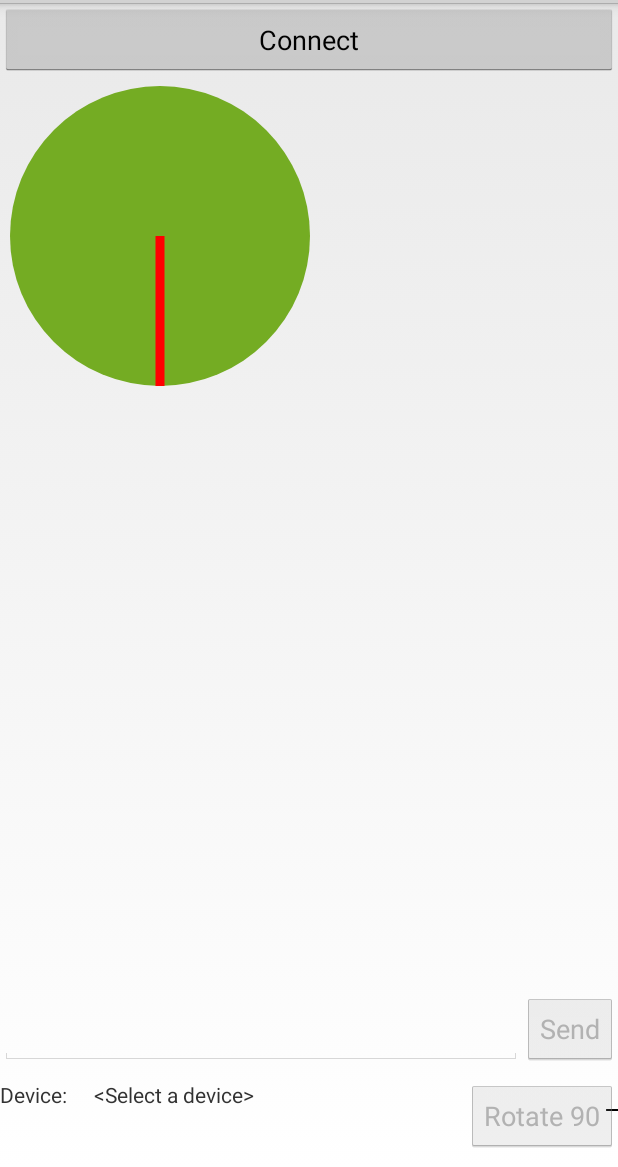
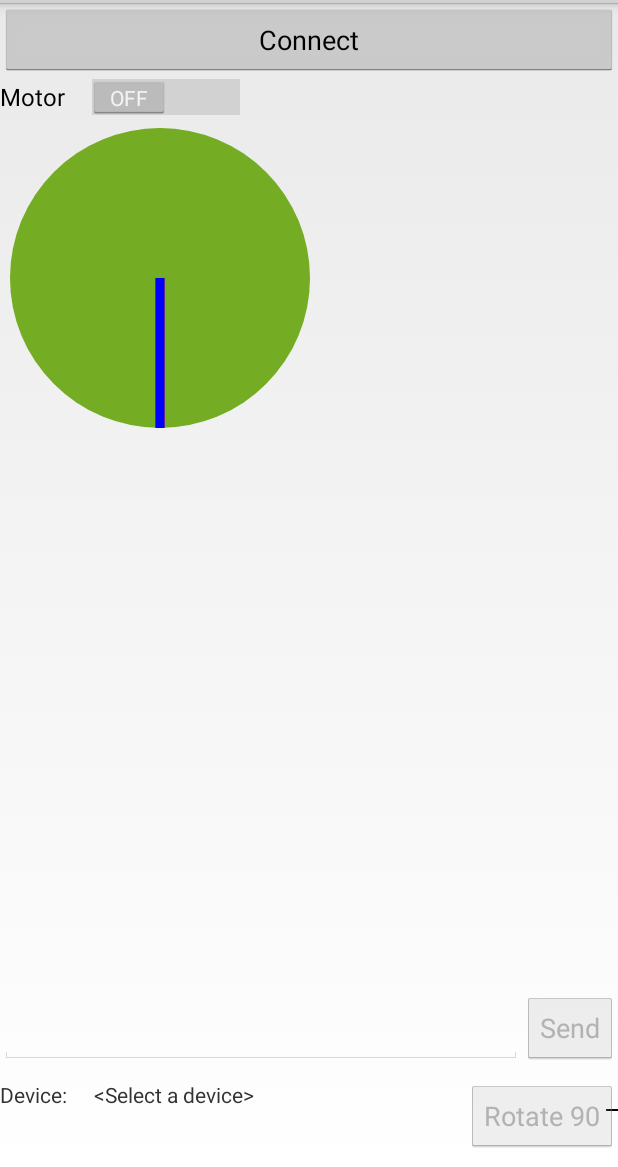
Before and after one commit to portlandrobotics/btServo, an Android app: the screen it shows after launch (MainActivity), on a phone screen of 412 x 824 dp, the part 69-1236 px from its top. Run offline under Robolectric (Android 15) with nearby library versions, the phone set to English and light mode, and no system bars; 2 statements that could not run were skipped.

Commit message:
Rev protocol to add command to response message.  Add target arrow to wheel display.  Add motor switch.

```diff
--- a/android/app/src/main/java/org/portlandrobotics/nrfUARTv2/ServoWheelView.java
+++ b/android/app/src/main/java/org/portlandrobotics/nrfUARTv2/ServoWheelView.java
@@ -24,7 +24,12 @@ public class ServoWheelView extends View {
 
     private Path p;
 
+    private ShapeDrawable mDrawableTargetArrow;
+
+    private Path tp;
+
     double mAngle=0;
+    double mTarget=0;
 
     public ServoWheelView(Context context, AttributeSet attrs) {
         super(context, attrs);
@@ -52,11 +57,13 @@ public class ServoWheelView extends View {
 
         mDrawable.setBounds(x, y, x + width, y + height);
 
+        if(isInEditMode())
+            return;
+
         p = new Path();
         p.moveTo(50,50);
         p.lineTo(0,50);
         p.close();
-
         PathShape ps = new PathShape(p,100,100);
         mDrawableArrow = new ShapeDrawable(ps);
         mDrawableArrow.setBounds(x, y, x + width, y + height);
@@ -65,6 +72,21 @@ public class ServoWheelView extends View {
         paint.setColor(0xffff0000);
         paint.setStrokeWidth(3);
         paint.setStyle(Paint.Style.STROKE);
+
+        // target arrow
+        tp = new Path();
+        tp.moveTo(50,50);
+        tp.lineTo(0,50);
+        tp.close();
+        PathShape tps = new PathShape(tp,100,100);
+        mDrawableTargetArrow = new ShapeDrawable(tps);
+        mDrawableTargetArrow.setBounds(x, y, x + width, y + height);
+
+        Paint tpaint = mDrawableTargetArrow.getPaint();
+        tpaint.setColor(0xff0000ff);
+        tpaint.setStrokeWidth(3);
+        tpaint.setStyle(Paint.Style.STROKE);
+
 
         //mDrawableArrow.getPaint()
         //setEnabled(true);
@@ -93,6 +115,7 @@ public class ServoWheelView extends View {
             if( 10 < x && x < 310 && 10 < y && y < 300)
             {
                 mAu.OnAngleUpdate(Math.atan2(x-160,y-160));
+                mTarget=Math.atan2(x-160,y-160);
 
                 return true;
             }
@@ -110,6 +133,13 @@ public class ServoWheelView extends View {
 
     }
 
+    public void setTarget(double theta) {
+        if(theta != mTarget) {
+            mTarget = theta;
+            postInvalidate();
+        }
+    }
+
 
 
     protected void onDraw(Canvas canvas) {
@@ -121,6 +151,17 @@ public class ServoWheelView extends View {
 
         p.lineTo((float)(50+50*Math.sin(m)),(float)(50+50*Math.cos(m)));
         mDrawableArrow.draw(canvas);
+
+        tp.rewind();
+        tp.moveTo(50,50);
+        tp.lineTo((float)(50+50*Math.sin(mTarget)),(float)(50+50*Math.cos(mTarget)));
+        mDrawableTargetArrow.draw(canvas);
+        Paint p = new Paint();
+        p.setStrokeWidth(3);
+        p.setARGB(0xff,0,0,0xff);
+        p.setStyle(Paint.Style.STROKE);
+        //canvas.drawPath(tp,p);
+        //canvas.drawLine(25,25,75,75,p);
     }
 
 }
--- a/android/app/src/main/res/layout/main.xml
+++ b/android/app/src/main/res/layout/main.xml
@@ -16,6 +16,18 @@
             android:layout_height="wrap_content"
             android:padding="12dp"
             android:text="Connect" />
+    </LinearLayout>
+
+    <LinearLayout
+        android:orientation="horizontal"
+        android:layout_width="match_parent"
+        android:layout_height="wrap_content">
+
+        <Switch
+            android:layout_width="wrap_content"
+            android:layout_height="wrap_content"
+            android:text="Motor"
+            android:id="@+id/switch1" />
     </LinearLayout>
 
     <LinearLayout
```
Also changed, not shown: android/app/src/main/java/org/portlandrobotics/nrfUARTv2/MainActivity.java (+27 -11 lines).
